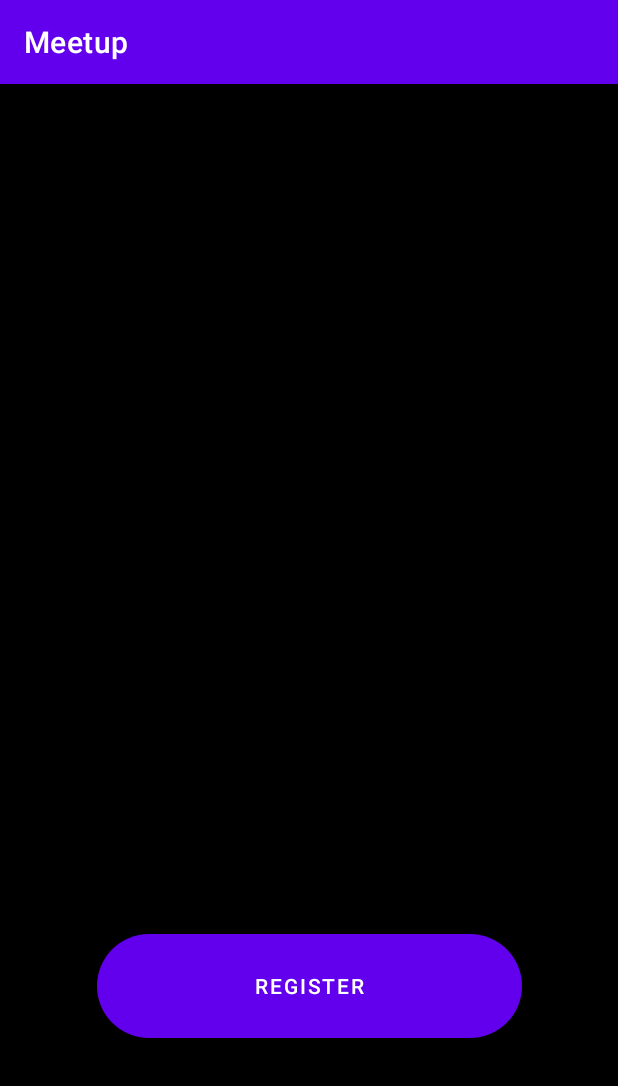
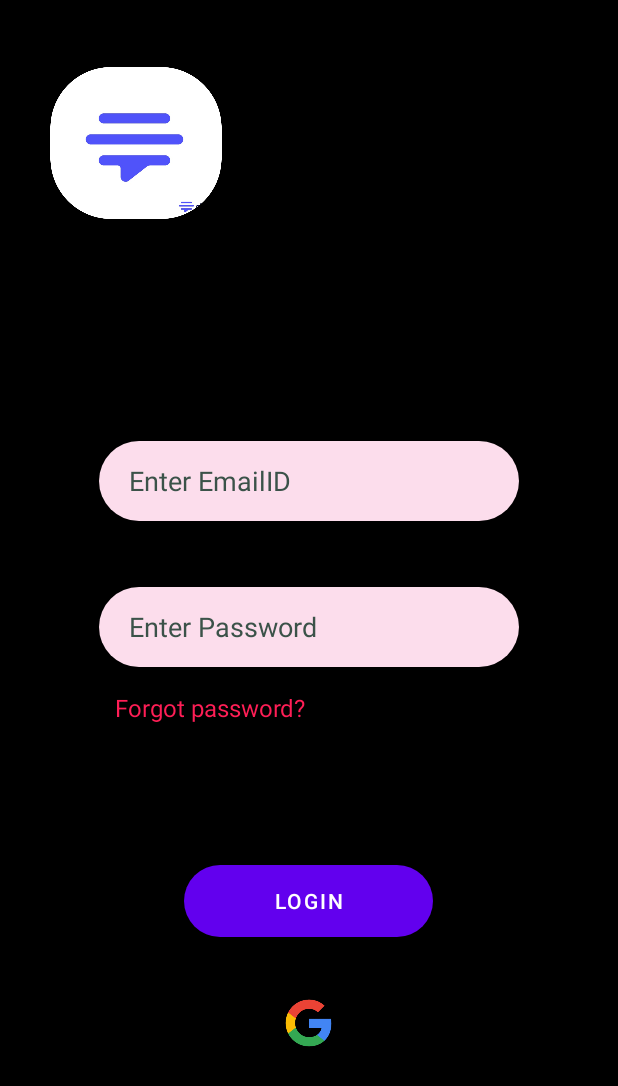
Before and after one commit to prathamPote/Meetup, an Android app: the screen it shows after launch (MainActivity before the commit, LoginLayout after it), after a tap on "LOGIN", on a phone screen of 412 x 824 dp. Shown: the top 1086 px of the screen. Run offline under Robolectric (Android 15) with nearby library versions, the phone set to English and light mode, and no system bars; our stand-ins replace Firebase (no records; nobody signed in at launch, a user with empty details on screens opened directly); 1 other tap on this screen came first.

Commit message:
Login Design 1

```diff
--- a/app/src/main/AndroidManifest.xml
+++ b/app/src/main/AndroidManifest.xml
@@ -10,6 +10,9 @@
         android:supportsRtl="true"
         android:theme="@style/Theme.Meetup">
         <activity
+            android:name=".LoginLayout"
+            android:exported="true" />
+        <activity
             android:name=".MainActivity"
             android:exported="true">
             <intent-filter>
--- /dev/null
+++ b/app/src/main/java/com/example/meetup/LoginLayout.java
@@ -0,0 +1,73 @@
+package com.example.meetup;
+
+import androidx.appcompat.app.AppCompatActivity;
+
+import android.os.Bundle;
+import android.util.Patterns;
+import android.view.View;
+import android.widget.Button;
+import android.widget.EditText;
+import android.widget.ImageView;
+import android.widget.Toast;
+
+import com.google.firebase.auth.FirebaseAuth;
+
+public class LoginLayout extends AppCompatActivity {
+    EditText Email;
+    EditText Password;
+    Button LoginBtn;
+    ImageView GoogleBtn;
+    private FirebaseAuth auth;
+    @Override
+    protected void onCreate(Bundle savedInstanceState) {
+        super.onCreate(savedInstanceState);
+        setContentView(R.layout.activity_login_layout);
+        Email = findViewById(R.id.editTextTextEmailAddress);
+        Password = findViewById(R.id.editTextTextPassword);
+        LoginBtn = findViewById(R.id.LoginBtn2);
+        GoogleBtn = findViewById(R.id.GoogleImageview);
+
+        LoginBtn.setOnClickListener(new View.OnClickListener() {
+            @Override
+            public void onClick(View view) {
+                if(ValidateText())
+                {
+                    Toast.makeText(LoginLayout.this, "Login Authentication required", Toast.LENGTH_SHORT).show();
+                }
+            }
+        });
+
+    }
+
+     Boolean ValidateText() {
+         String email = Email.getText().toString().trim();
+         String password = Password.getText().toString().trim();
+        if (!Patterns.EMAIL_ADDRESS.matcher(email).matches())
+        {
+            Email.setError("Invalid Email ID");
+            Email.requestFocus();
+            return false;
+        }
+        else if (email.isEmpty())
+        {
+            Email.setError("Email Cannot be Empty");
+            Email.requestFocus();
+            return false;
+        }
+          else if(password.isEmpty())
+        {
+            Password.setError("Empty Field");
+            Password.requestFocus();
+            return false;
+        }
+        else if (password.length()<6)
+        {
+            Password.setError("Password cannot be less than 6 characters");
+            Password.requestFocus();
+            return false;
+        }
+        else {
+            return true;
+        }
+    }
+}
--- a/app/src/main/java/com/example/meetup/MainActivity.java
+++ b/app/src/main/java/com/example/meetup/MainActivity.java
@@ -1,7 +1,10 @@
 package com.example.meetup;
 
 import androidx.appcompat.app.AppCompatActivity;
+import android.util.Pair;
 
+import android.app.ActivityOptions;
+import android.content.Intent;
 import android.os.Bundle;
 import android.view.View;
 import android.widget.Button;
@@ -12,7 +15,7 @@ public class MainActivity extends AppCompatActivity {
     Button Login, Register;
     ImageView Logo, Gradient;
     float ytranslate= 1600;
-
+    int timeout = 1000;
     @Override
     protected void onCreate(Bundle savedInstanceState) {
         super.onCreate(savedInstanceState);
@@ -20,13 +23,25 @@ public class MainActivity extends AppCompatActivity {
         Login = findViewById(R.id.LoginBtn);
         Register = findViewById(R.id.registerBtn);
         Logo =findViewById(R.id.logo);
+        Gradient=findViewById(R.id.loginGradient);
         Login.setOnClickListener(new View.OnClickListener() {
             @Override
             public void onClick(View view) {
-                Logo.animate().translationY(-1000).alpha(1).setDuration(1000).setStartDelay(100).start();
-                Login.animate().translationY(-2000).alpha(1).setDuration(1500).setStartDelay(100).start();
+                Gradient.animate().translationY(-3000).alpha(1).setDuration(1000).setStartDelay(100).start();
+                Intent intent  = new Intent(MainActivity.this,LoginLayout.class);
+                Pair<View,String>[] pairs= new Pair[2];
+                pairs[0]= new Pair(Logo,"LogoTransition");
+                pairs[1]= new Pair(Login,"LoginBtnTransition");
+                ActivityOptions options = ActivityOptions.makeSceneTransitionAnimation(MainActivity.this,pairs);
+                startActivity(intent,options.toBundle());
             }
         });
+        Register.setOnClickListener(new View.OnClickListener() {
+            @Override
+            public void onClick(View view) {
+                Gradient.animate().translationY(-3000).alpha(1).setDuration(1000).setStartDelay(100).start();
+            }
+        });
+    }
 
-    }
 }
--- /dev/null
+++ b/app/src/main/res/drawable/txtview.xml
@@ -0,0 +1,6 @@
+<?xml version="1.0" encoding="utf-8"?>
+<shape android:shape="rectangle" xmlns:android="http://schemas.android.com/apk/res/android">
+    <corners android:radius="30dp">
+    </corners>
+    <solid android:color="#FCDDEC"></solid>
+</shape>
--- /dev/null
+++ b/app/src/main/res/layout/activity_login_layout.xml
@@ -0,0 +1,107 @@
+<?xml version="1.0" encoding="utf-8"?>
+<androidx.constraintlayout.widget.ConstraintLayout xmlns:android="http://schemas.android.com/apk/res/android"
+    xmlns:app="http://schemas.android.com/apk/res-auto"
+    xmlns:tools="http://schemas.android.com/tools"
+    android:layout_width="match_parent"
+    android:layout_height="match_parent"
+    tools:context=".LoginLayout"
+    android:background="@color/black">
+
+    <androidx.constraintlayout.widget.ConstraintLayout
+        android:layout_width="351dp"
+        android:layout_height="698dp"
+        app:layout_constraintBottom_toBottomOf="parent"
+        app:layout_constraintEnd_toEndOf="parent"
+        app:layout_constraintHorizontal_bias="0.492"
+        app:layout_constraintStart_toStartOf="parent"
+        app:layout_constraintTop_toTopOf="parent"
+        app:layout_constraintVertical_bias="0.324">
+
+        <ImageView
+            android:id="@+id/Logo2"
+            android:layout_width="121dp"
+            android:layout_height="101dp"
+            android:layout_marginTop="4dp"
+            android:transitionName="LogoTransition"
+            app:layout_constraintEnd_toEndOf="parent"
+            app:layout_constraintHorizontal_bias="0.0"
+            app:layout_constraintStart_toStartOf="parent"
+            app:layout_constraintTop_toTopOf="parent"
+            app:srcCompat="@drawable/logo_1" />
+
+        <Button
+            android:id="@+id/LoginBtn2"
+            style="@style/Widget.MaterialComponents.Button"
+            android:layout_width="166dp"
+            android:layout_height="48dp"
+            android:background="@drawable/button"
+            android:fadeScrollbars="false"
+            android:text="@string/login"
+            android:transitionName="LoginBtnTransition"
+            app:layout_constraintBottom_toBottomOf="parent"
+            app:layout_constraintEnd_toEndOf="parent"
+            app:layout_constraintStart_toStartOf="parent"
+            app:layout_constraintTop_toTopOf="parent"
+            app:layout_constraintVertical_bias="0.825" />
+
+        <EditText
+            android:id="@+id/editTextTextEmailAddress"
+            android:layout_width="280dp"
+            android:layout_height="53dp"
+            android:layout_marginBottom="44dp"
+            android:background="@drawable/txtview"
+            android:ems="10"
+            android:hint="@string/enter_emailid"
+            android:inputType="textEmailAddress"
+            android:paddingStart="20dp"
+            android:selectAllOnFocus="false"
+            android:singleLine="false"
+            android:textColor="@color/black"
+            android:textColorHint="#3B5249"
+            app:layout_constraintBottom_toTopOf="@+id/editTextTextPassword"
+            app:layout_constraintEnd_toEndOf="@+id/editTextTextPassword"
+            app:layout_constraintHorizontal_bias="0.0"
+            app:layout_constraintStart_toStartOf="@+id/editTextTextPassword" />
+
+        <EditText
+            android:id="@+id/editTextTextPassword"
+            android:layout_width="280dp"
+            android:layout_height="53dp"
+            android:layout_marginBottom="132dp"
+            android:background="@drawable/txtview"
+            android:ems="10"
+            android:hint="@string/enter_password"
+            android:inputType="textPassword"
+            android:paddingStart="20dp"
+            android:textColorHint="#3B5249"
+            app:layout_constraintBottom_toTopOf="@+id/LoginBtn2"
+            app:layout_constraintEnd_toEndOf="parent"
+            app:layout_constraintStart_toStartOf="parent" />
+
+        <TextView
+            android:id="@+id/textView"
+            android:layout_width="183dp"
+            android:layout_height="40dp"
+            android:layout_marginTop="16dp"
+            android:text="@string/forgot_password"
+            android:textAlignment="center"
+            android:textColor="#FF1E56"
+            android:textSize="16sp"
+            app:layout_constraintEnd_toEndOf="parent"
+            app:layout_constraintHorizontal_bias="0.111"
+            app:layout_constraintStart_toStartOf="parent"
+            app:layout_constraintTop_toBottomOf="@+id/editTextTextPassword" />
+
+        <ImageView
+            android:id="@+id/GoogleImageview"
+            android:layout_width="58dp"
+            android:layout_height="36dp"
+            app:layout_constraintBottom_toBottomOf="parent"
+            app:layout_constraintEnd_toEndOf="@+id/LoginBtn2"
+            app:layout_constraintStart_toStartOf="@+id/LoginBtn2"
+            app:layout_constraintTop_toBottomOf="@+id/LoginBtn2"
+            app:srcCompat="@drawable/google_symbol_1" />
+    </androidx.constraintlayout.widget.ConstraintLayout>
+
+
+</androidx.constraintlayout.widget.ConstraintLayout>
--- a/app/src/main/res/layout/activity_main.xml
+++ b/app/src/main/res/layout/activity_main.xml
@@ -8,11 +8,20 @@
     tools:context=".MainActivity"
     >
 
+    <ImageView
+        android:id="@+id/loginGradient"
+        android:layout_width="415dp"
+        android:layout_height="701dp"
+        android:src="@drawable/login_gradient_2"
+        app:layout_constraintBottom_toTopOf="@+id/registerBtn"
+        app:layout_constraintEnd_toEndOf="parent"
+        app:layout_constraintStart_toStartOf="parent"></ImageView>
+
     <Button
         android:id="@+id/registerBtn"
-        android:layout_width="283dp"
-        android:layout_height="69dp"
-        android:layout_marginBottom="132dp"
+        android:layout_width="236dp"
+        android:layout_height="60dp"
+        android:layout_marginBottom="108dp"
         android:layout_weight="1"
         android:background="@drawable/button"
         android:text="Register"
@@ -24,23 +33,28 @@
         android:id="@+id/logo"
         android:layout_width="316dp"
         android:layout_height="362dp"
+        android:layout_marginTop="16dp"
         android:src="@drawable/logo_1"
-        app:layout_constraintBottom_toTopOf="@+id/LoginBtn"
-        app:layout_constraintEnd_toEndOf="@+id/LoginBtn"
-        app:layout_constraintStart_toStartOf="@+id/LoginBtn"
+        android:transitionName="LogoTransition"
+        app:layout_constraintBottom_toTopOf="@+id/LoginBtn2"
+        app:layout_constraintEnd_toEndOf="parent"
+        app:layout_constraintHorizontal_bias="0.494"
+        app:layout_constraintStart_toStartOf="parent"
         app:layout_constraintTop_toTopOf="parent" />
+
     <Button
         android:id="@+id/LoginBtn"
         style="@style/Widget.MaterialComponents.Button"
-        android:layout_width="207dp"
-        android:layout_height="70dp"
+        android:layout_width="166dp"
+        android:layout_height="48dp"
         android:background="@drawable/button"
         android:fadeScrollbars="false"
         android:text="Login"
+        android:transitionName="LoginBtnTransition"
         app:layout_constraintBottom_toTopOf="@+id/registerBtn"
         app:layout_constraintEnd_toEndOf="parent"
         app:layout_constraintStart_toStartOf="parent"
         app:layout_constraintTop_toTopOf="parent"
-        app:layout_constraintVertical_bias="0.941" />
+        app:layout_constraintVertical_bias="0.888" />
 
 </androidx.constraintlayout.widget.ConstraintLayout>
--- a/app/src/main/res/values-night/themes.xml
+++ b/app/src/main/res/values-night/themes.xml
@@ -1,6 +1,6 @@
 <resources xmlns:tools="http://schemas.android.com/tools">
     <!-- Base application theme. -->
-    <style name="Theme.Meetup" parent="Theme.MaterialComponents.DayNight.DarkActionBar">
+    <style name="Theme.Meetup" parent="Theme.MaterialComponents.DayNight.NoActionBar">
         <!-- Primary brand color. -->
         <item name="colorPrimary">@color/purple_200</item>
         <item name="colorPrimaryVariant">@color/purple_700</item>
@@ -12,5 +12,7 @@
         <!-- Status bar color. -->
         <item name="android:statusBarColor" tools:targetApi="l">?attr/colorPrimaryVariant</item>
         <!-- Customize your theme here. -->
+        <item name="android:windowActivityTransitions">true</item>
+        <item name="windowNoTitle">true</item>
     </style>
 </resources>
--- /dev/null
+++ b/app/src/main/res/values/Styles.xml
@@ -0,0 +1,4 @@
+<?xml version="1.0" encoding="utf-8"?>
+<resources>
+
+</resources>
--- a/app/src/main/res/values/strings.xml
+++ b/app/src/main/res/values/strings.xml
@@ -1,3 +1,7 @@
 <resources>
     <string name="app_name">Meetup</string>
+    <string name="enter_emailid">Enter EmailID</string>
+    <string name="enter_password">Enter Password</string>
+    <string name="login">Login</string>
+    <string name="forgot_password">Forgot password?</string>
 </resources>
--- a/app/src/main/res/values/themes.xml
+++ b/app/src/main/res/values/themes.xml
@@ -1,6 +1,6 @@
 <resources xmlns:tools="http://schemas.android.com/tools">
     <!-- Base application theme. -->
-    <style name="Theme.Meetup" parent="Theme.MaterialComponents.DayNight.DarkActionBar">
+    <style name="Theme.Meetup" parent="Theme.MaterialComponents.DayNight.NoActionBar">
         <!-- Primary brand color. -->
         <item name="colorPrimary">@color/purple_500</item>
         <item name="colorPrimaryVariant">@color/purple_700</item>
@@ -12,5 +12,9 @@
         <!-- Status bar color. -->
         <item name="android:statusBarColor" tools:targetApi="l">?attr/colorPrimaryVariant</item>
         <!-- Customize your theme here. -->
+        <item name="android:windowActivityTransitions">true</item>
+        <item name="windowNoTitle">true</item>
+        <item name="android:windowFullscreen">true</item>
+
     </style>
 </resources>
```
Also changed, not shown: app/src/main/res/drawable/google_symbol_1.png (added), app/src/main/res/drawable/login_gradient_2.png (added).
